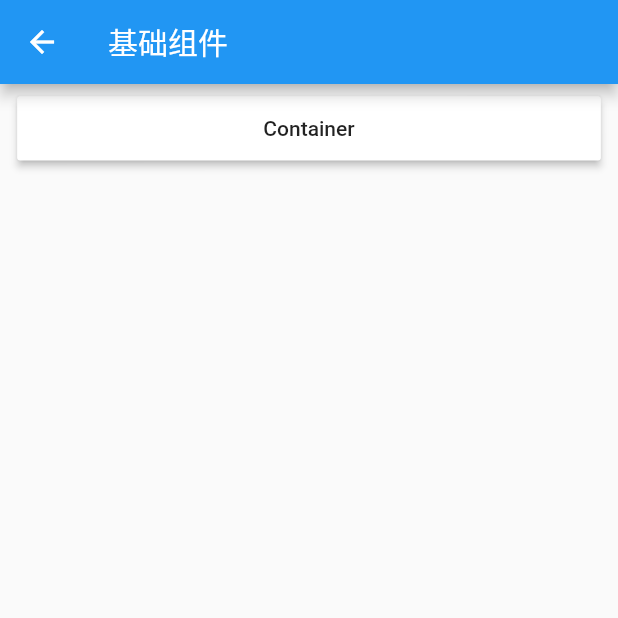
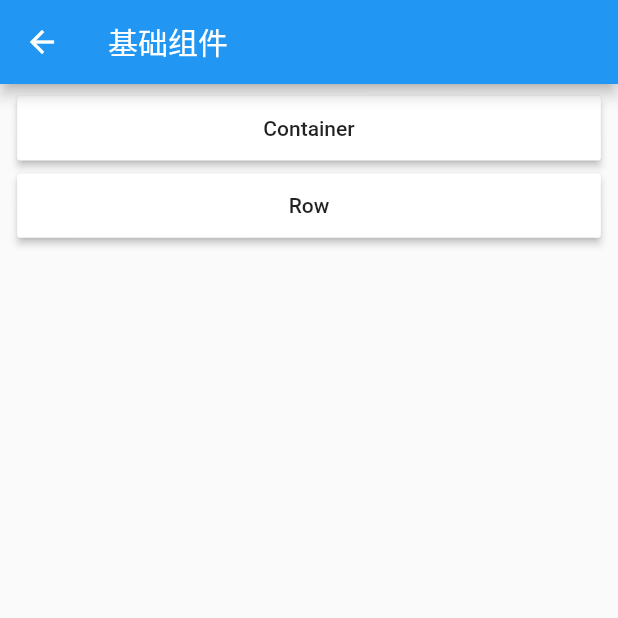
Before and after one commit to llmb/flutter_demo, a Flutter app: the BasicWidgetPage screen opened by its route, on a phone screen of 412 x 824 dp, the top half of it. Run offline on Flutter 3.47's test engine with Material 2 defaults, Android fonts, the phone set to English and light mode, and no system bars.

Commit message:
加入Row控件详情界面

```diff
--- a/lib/common/RouteConst.dart
+++ b/lib/common/RouteConst.dart
@@ -4,6 +4,8 @@ const String route_home_page = "/";
 ///路由到基础组件页面
 const String route_basic_widget_page = "/route_basic_widget_page";
 
-
 ///路由到基础组件中Container详情
 const String route_container_page = "/route_container_page";
+
+///路由到基础组件中Row详情
+const String route_row_page = "/route_row_page";
--- a/lib/main.dart
+++ b/lib/main.dart
@@ -1,9 +1,14 @@
+//第三方
 import 'package:flutter/material.dart';
 
+//公用类
 import './common/RouteConst.dart';
+
+//page
 import './page/base_widget_page.dart';
 import './page/home_page.dart';
 import './page/basic_widget/container.dart';
+import './page/basic_widget/row_page.dart';
 
 void main() => runApp(MyApp());
 
@@ -20,7 +25,8 @@ class MyApp extends StatelessWidget {
       routes: {
         route_home_page: (_) => HomePage(),
         route_basic_widget_page: (_) => BasicWidgetPage(),
-        route_container_page: (_) => ContainerPage()
+        route_container_page: (_) => ContainerPage(),
+        route_row_page: (_) => RowPage()
       },
       initialRoute: route_home_page,
     );
--- a/lib/page/base_widget_page.dart
+++ b/lib/page/base_widget_page.dart
@@ -1,12 +1,17 @@
+//第三方
 import 'package:flutter/material.dart';
 
+//公用类
 import '../common/util/screen_utils.dart';
+import '../common/RouteConst.dart';
+
+//widget
 import '../widget/button_item.dart';
-import '../common/RouteConst.dart';
 
 class BasicWidgetPage extends StatefulWidget {
   static const String _title = "基础组件";
   static const String _Container = "Container";
+  static const String _Row = "Row";
 
   BasicWidgetPage({Key key}) : super(key: key);
 
@@ -15,6 +20,10 @@ class BasicWidgetPage extends StatefulWidget {
 
   void _goContainer(BuildContext context) {
     Navigator.of(context).pushNamed(route_container_page);
+  }
+
+  void _goRowPage(BuildContext context) {
+    Navigator.of(context).pushNamed(route_row_page);
   }
 }
 
@@ -35,6 +44,12 @@ class _BasicWidgetPageState extends State<BasicWidgetPage> {
               onClick: () {
                 widget._goContainer(context);
               },
+            ),
+            ButtonItem(
+              title: BasicWidgetPage._Row,
+              onClick: () {
+                widget._goRowPage(context);
+              },
             )
           ],
         ),
```
Also changed, not shown: lib/page/basic_widget/row_page.dart (added, +41 -0 lines).
